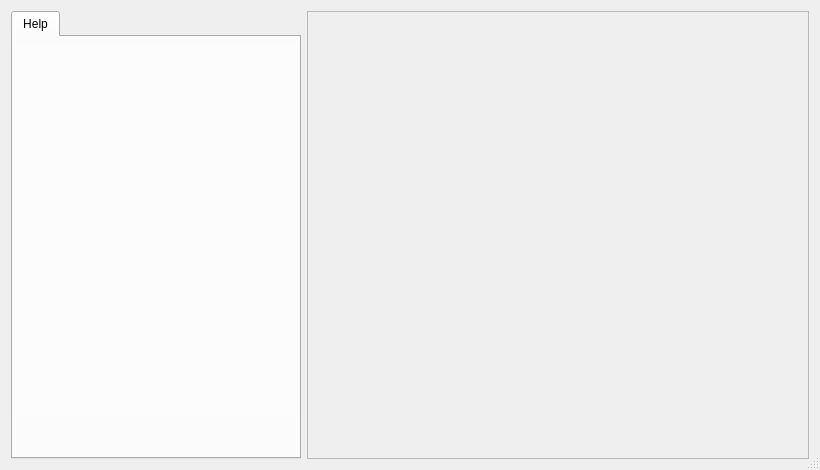
The window that memain.ui (gazelle-installer/gazelle-installer) describes before a commit, drawn with Qt 5.
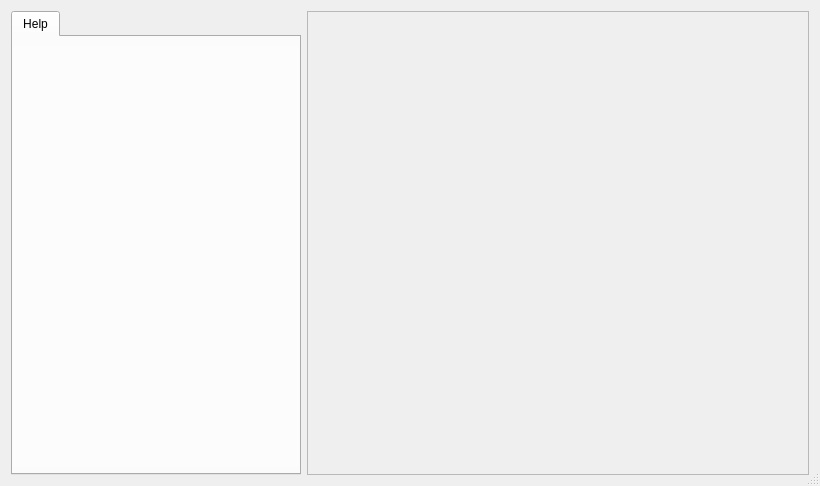
The same window after the commit. Icons and pictures are not drawn.

Commit message: comboBox enabling logic

```diff
--- a/memain.ui
+++ b/memain.ui
@@ -7,7 +7,7 @@
     <x>0</x>
     <y>0</y>
     <width>820</width>
-    <height>470</height>
+    <height>486</height>
    </rect>
   </property>
   <property name="sizePolicy">
@@ -77,7 +77,7 @@
          <x>0</x>
          <y>9</y>
          <width>291</width>
-         <height>371</height>
+         <height>421</height>
         </rect>
        </property>
        <property name="sizePolicy">
```
The commit also changes 2 other files.
